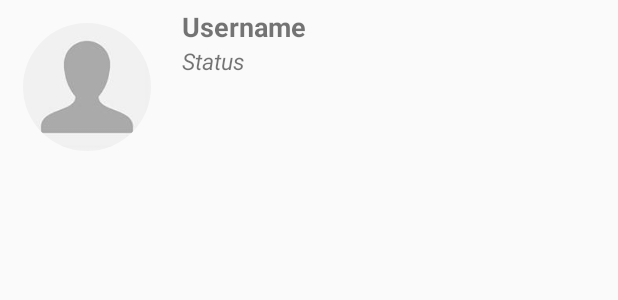
After one commit to mooshaa/Unifi, an Android app: the layout users_display_layout.xml on its own in the app's theme, with its tools: preview values and no code run, on a phone screen of 412 x 824 dp. The commit adds this screen. Shown: the top 300 px of the screen. Run offline under Robolectric (Android 15) with nearby library versions, the phone set to English and light mode, and no system bars.

Commit message:
search button \

```diff
--- /dev/null
+++ b/app/src/main/res/layout/users_display_layout.xml
@@ -0,0 +1,44 @@
+<?xml version="1.0" encoding="utf-8"?>
+<LinearLayout xmlns:android="http://schemas.android.com/apk/res/android"
+    android:layout_width="match_parent"
+    android:layout_height="wrap_content"
+    android:orientation="vertical">
+
+    <LinearLayout
+        android:layout_width="match_parent"
+        android:layout_height="wrap_content"
+        android:orientation="horizontal">
+        <de.hdodenhof.circleimageview.CircleImageView
+            android:id="@+id/users_layout_profile_image"
+            android:layout_width="85dp"
+            android:layout_height="85dp"
+            android:layout_margin="15dp"
+            android:src="@drawable/default_profile"
+            />
+        <LinearLayout
+            android:layout_width="match_parent"
+            android:layout_height="wrap_content"
+            android:orientation="vertical"
+            android:layout_margin="5dp">
+
+        <TextView
+            android:id="@+id/users_layout_user_name"
+            android:layout_width="match_parent"
+            android:layout_height="wrap_content"
+            android:text="@string/enter_username"
+            android:textSize="18sp"
+            android:textStyle="bold"
+            />
+
+            >
+        <TextView
+            android:layout_width="match_parent"
+            android:layout_height="wrap_content"
+            android:text="@string/enter_status"
+            android:textStyle="italic"
+            android:textSize="15sp"
+            />
+
+        </LinearLayout>
+    </LinearLayout>
+</LinearLayout>
--- a/app/src/main/res/menu/main_menu.xml
+++ b/app/src/main/res/menu/main_menu.xml
@@ -10,4 +10,10 @@
         android:id="@+id/main_account_logout"
         android:title="Logout"
         app:showAsAction="never" />
+    <item
+        android:id="@+id/main_menu_search"
+        android:icon="@drawable/ic_search_black_24dp"
+        android:title="Search"
+        app:actionViewClass="android.widget.SearchView"
+        app:showAsAction="always" />
 </menu>
```
Also changed, not shown: app/src/main/res/drawable/ic_search_black_24dp.xml (added, +9 -0 lines), app/src/main/res/menu/search_menu.xml (added, +8 -0 lines).
